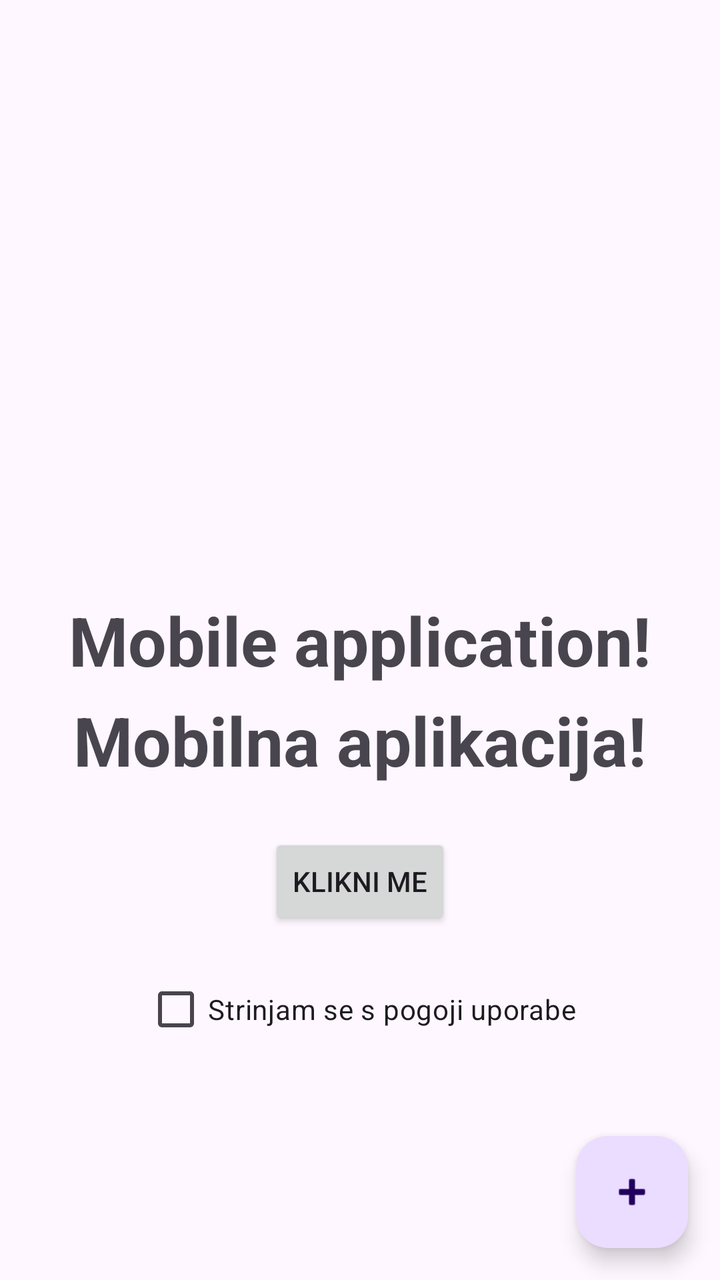
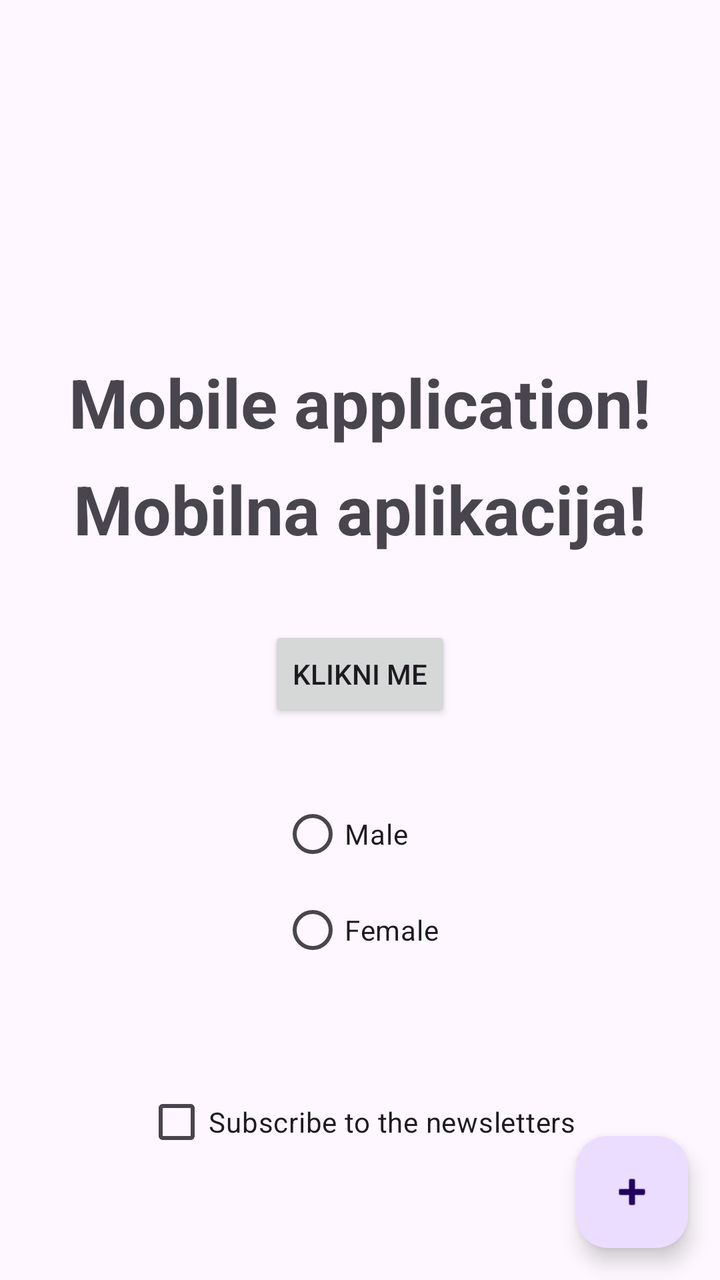

An Android layout rendered at two revisions. The XML below is the earlier revision; the diff shows what the commit changed to produce the second picture.
<!-- AndroidManifest.xml: application theme Theme.MyApplication -->
<!-- res/layout/activity_main.xml -->
<?xml version="1.0" encoding="utf-8"?>
<androidx.constraintlayout.widget.ConstraintLayout xmlns:android="http://schemas.android.com/apk/res/android"
    xmlns:app="http://schemas.android.com/apk/res-auto"
    xmlns:tools="http://schemas.android.com/tools"
    android:id="@+id/main"
    android:layout_width="match_parent"
    android:layout_height="match_parent"
    tools:context=".MainActivity">

    <TextView
        android:id="@+id/textView1"
        android:layout_width="wrap_content"
        android:layout_height="wrap_content"
        android:text="@string/besedilo1"
        android:textStyle="bold"
        android:textSize="34sp"
        app:layout_constraintBottom_toBottomOf="parent"
        app:layout_constraintEnd_toEndOf="parent"
        app:layout_constraintStart_toStartOf="parent"
        app:layout_constraintTop_toTopOf="parent" />

    <TextView
        android:id="@+id/textView2"
        android:layout_width="wrap_content"
        android:layout_height="wrap_content"
        android:text="@string/besedilo2"
        android:textStyle="bold"
        android:textSize="34sp"
        android:layout_marginTop="100dp"
        app:layout_constraintBottom_toBottomOf="parent"
        app:layout_constraintEnd_toEndOf="parent"
        app:layout_constraintStart_toStartOf="parent"
        app:layout_constraintTop_toTopOf="parent" />

    <Button
        android:id="@+id/gumb"
        android:layout_width="wrap_content"
        android:layout_height="wrap_content"
        android:text="@string/gumb"
        android:layout_marginTop="24dp"
        app:layout_constraintEnd_toEndOf="parent"
        app:layout_constraintStart_toStartOf="parent"
        app:layout_constraintTop_toBottomOf="@id/textView2" />

    <CheckBox
        android:id="@+id/potrditev"
        android:layout_width="wrap_content"
        android:layout_height="wrap_content"
        android:text="@string/pogoji"
        android:layout_marginTop="16dp"
        app:layout_constraintEnd_toEndOf="parent"
        app:layout_constraintStart_toStartOf="parent"
        app:layout_constraintTop_toBottomOf="@id/gumb" />

    <com.google.android.material.floatingactionbutton.FloatingActionButton
        android:id="@+id/fab"
        android:layout_width="wrap_content"
        android:layout_height="wrap_content"
        android:src="@android:drawable/ic_input_add"
        android:layout_margin="16dp"
        app:layout_constraintBottom_toBottomOf="parent"
        app:layout_constraintEnd_toEndOf="parent" />

</androidx.constraintlayout.widget.ConstraintLayout>
<!-- resources referenced by this layout -->
<resources>
  <string name="besedilo1">Mobile application!</string>
  <string name="besedilo2">Mobilna aplikacija!</string>
  <string name="gumb">Klikni me</string>
  <string name="pogoji">Strinjam se s pogoji uporabe</string>
  <style name="Theme.MyApplication" parent="Base.Theme.MyApplication" />
  <style name="Base.Theme.MyApplication" parent="Theme.Material3.DayNight.NoActionBar">
          
          
      </style>
</resources>

<!-- the commit's change to res/layout/activity_main.xml (unified diff, before → after) -->
@@ -12,52 +12,76 @@
         android:layout_width="wrap_content"
         android:layout_height="wrap_content"
         android:text="@string/besedilo1"
+        android:textSize="34sp"
         android:textStyle="bold"
-        android:textSize="34sp"
         app:layout_constraintBottom_toBottomOf="parent"
         app:layout_constraintEnd_toEndOf="parent"
         app:layout_constraintStart_toStartOf="parent"
-        app:layout_constraintTop_toTopOf="parent" />
+        app:layout_constraintTop_toTopOf="parent"
+        app:layout_constraintVertical_bias="0.3" />
 
     <TextView
         android:id="@+id/textView2"
         android:layout_width="wrap_content"
         android:layout_height="wrap_content"
+        android:layout_marginTop="8dp"
         android:text="@string/besedilo2"
+        android:textSize="34sp"
         android:textStyle="bold"
-        android:textSize="34sp"
-        android:layout_marginTop="100dp"
-        app:layout_constraintBottom_toBottomOf="parent"
         app:layout_constraintEnd_toEndOf="parent"
         app:layout_constraintStart_toStartOf="parent"
-        app:layout_constraintTop_toTopOf="parent" />
+        app:layout_constraintTop_toBottomOf="@id/textView1" />
 
     <Button
         android:id="@+id/gumb"
         android:layout_width="wrap_content"
         android:layout_height="wrap_content"
+        android:layout_marginTop="36dp"
         android:text="@string/gumb"
-        android:layout_marginTop="24dp"
         app:layout_constraintEnd_toEndOf="parent"
         app:layout_constraintStart_toStartOf="parent"
         app:layout_constraintTop_toBottomOf="@id/textView2" />
+
+    <RadioGroup
+        android:id="@+id/radioGroup"
+        android:layout_width="wrap_content"
+        android:layout_height="wrap_content"
+        android:layout_marginTop="32dp"
+        android:orientation="vertical"
+        app:layout_constraintEnd_toEndOf="parent"
+        app:layout_constraintStart_toStartOf="parent"
+        app:layout_constraintTop_toBottomOf="@id/gumb">
+
+        <RadioButton
+            android:id="@+id/radio_moski"
+            android:layout_width="wrap_content"
+            android:layout_height="wrap_content"
+            android:text="@string/moski" />
+
+        <RadioButton
+            android:id="@+id/radio_zenska"
+            android:layout_width="wrap_content"
+            android:layout_height="wrap_content"
+            android:text="@string/zenska" />
+    </RadioGroup>
 
     <CheckBox
         android:id="@+id/potrditev"
         android:layout_width="wrap_content"
         android:layout_height="wrap_content"
+        android:layout_marginTop="48dp"
         android:text="@string/pogoji"
-        android:layout_marginTop="16dp"
         app:layout_constraintEnd_toEndOf="parent"
         app:layout_constraintStart_toStartOf="parent"
-        app:layout_constraintTop_toBottomOf="@id/gumb" />
+        app:layout_constraintTop_toBottomOf="@id/radioGroup" />
 
     <com.google.android.material.floatingactionbutton.FloatingActionButton
         android:id="@+id/fab"
         android:layout_width="wrap_content"
         android:layout_height="wrap_content"
+        android:layout_margin="16dp"
+        android:contentDescription="@string/fab_opis"
         android:src="@android:drawable/ic_input_add"
-        android:layout_margin="16dp"
         app:layout_constraintBottom_toBottomOf="parent"
         app:layout_constraintEnd_toEndOf="parent" />
 
<!-- resource entries referenced after the edit -->
@@ -2,8 +2,11 @@
 <resources>
   <string name="besedilo1">Mobile application!</string>
   <string name="besedilo2">Mobilna aplikacija!</string>
+  <string name="fab_opis">Dodaj</string>
   <string name="gumb">Klikni me</string>
-  <string name="pogoji">Strinjam se s pogoji uporabe</string>
+  <string name="moski">Male</string>
+  <string name="pogoji">Subscribe to the newsletters</string>
+  <string name="zenska">Female</string>
   <style name="Theme.MyApplication" parent="Base.Theme.MyApplication" />
   <style name="Base.Theme.MyApplication" parent="Theme.Material3.DayNight.NoActionBar">
           
